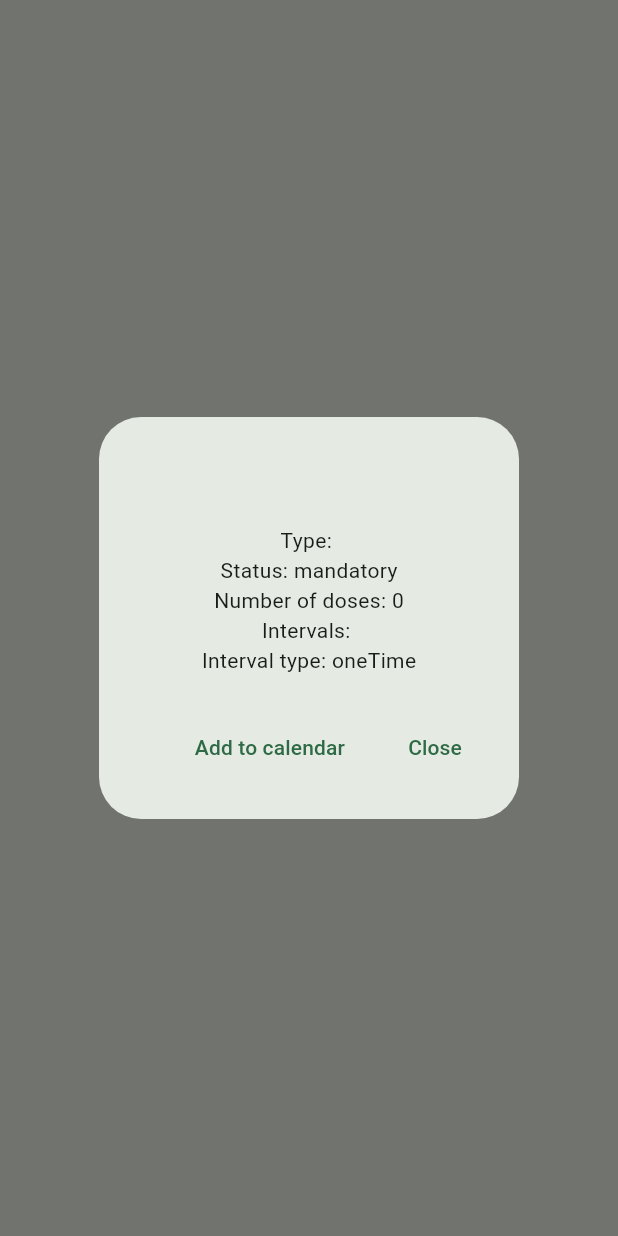
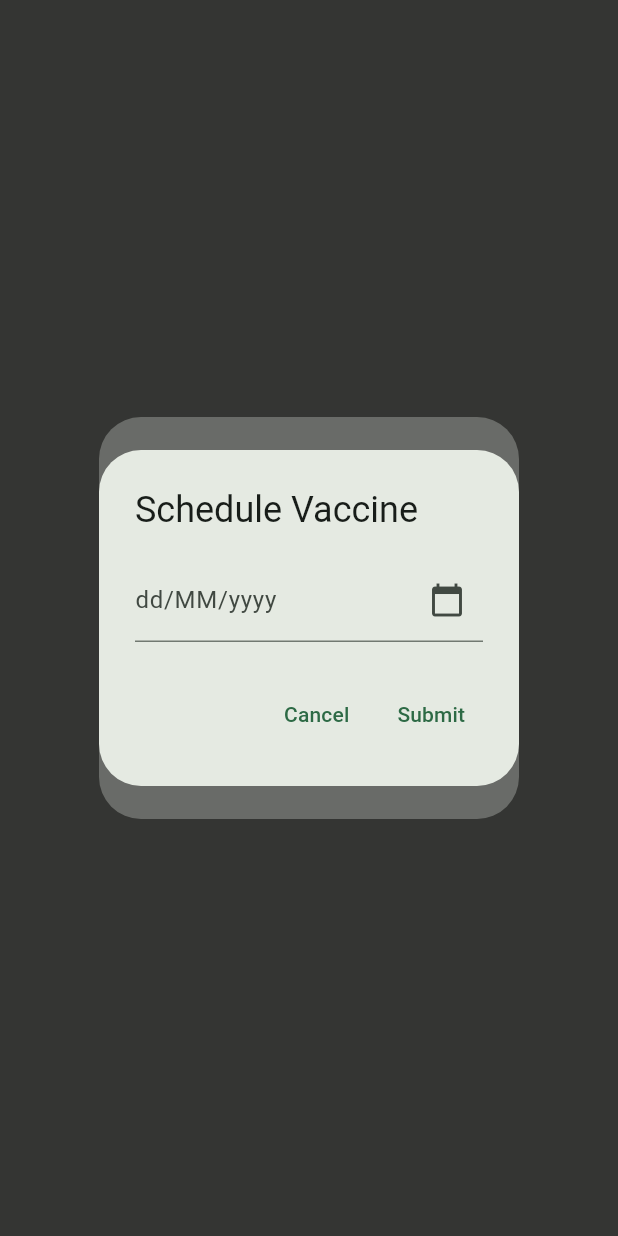
Before and after one commit to IgnacyBerent/Flutter-Vaccination_Managment_App, a Flutter app: what vaccineDetails() shows on an empty page, opened directly with empty values, after a tap on "Add to calendar", on a phone screen of 412 x 824 dp. Run offline on Flutter 3.47's test engine with Material 3 defaults, Android fonts, the phone set to English and light mode, and no system bars; our stand-ins replace flutter_secure_storage, google_fonts; missing offline and left inert: jaguar_jwt; accounts and stored records are empty; network calls fail.

Commit message:
Adding vaccines for user

```diff
--- a/lib/models/vaccine.dart
+++ b/lib/models/vaccine.dart
@@ -27,7 +27,7 @@ class Vaccine {
       id: json['id'],
       name: json['name'],
       type: json['type'],
-      obligation: obligationMap[json['status']] as VaccineObligation,
+      obligation: obligationMap[json['obligation']] as VaccineObligation,
       numberOfDoses: json['quantity_of_doses'],
       intervals: json['interval'] == "NL"
           ? null
--- /dev/null
+++ b/lib/views/vaccines/add_vaccine_popup.dart
@@ -0,0 +1,58 @@
+import 'package:flutter/material.dart';
+import 'package:intl/intl.dart';
+import 'package:vaccination_managment_app/api/database_api.dart';
+
+void addVaccinePopup(BuildContext context, int id) {
+  final db = DatabaseApi();
+  final TextEditingController controller = TextEditingController();
+  showDialog(
+    context: context,
+    builder: (BuildContext context) {
+      return AlertDialog(
+        title: const Text('Schedule Vaccine'),
+        content: TextField(
+          controller: controller,
+          decoration: InputDecoration(
+            labelText: 'dd/MM/yyyy',
+            suffixIcon: IconButton(
+              icon: const Icon(Icons.calendar_today),
+              onPressed: () async {
+                final DateTime? pickedDate = await showDatePicker(
+                  context: context,
+                  initialDate: DateTime.now(),
+                  firstDate: DateTime.now(),
+                  lastDate: DateTime.now().add(const Duration(days: 365)),
+                );
+                if (pickedDate != null) {
+                  controller.text = DateFormat('dd/MM/yyyy').format(pickedDate);
+                }
+              },
+            ),
+          ),
+        ),
+        actions: <Widget>[
+          TextButton(
+            child: const Text('Cancel'),
+            onPressed: () {
+              Navigator.of(context).pop();
+            },
+          ),
+          TextButton(
+            child: const Text('Submit'),
+            onPressed: () {
+              final inputDate = DateFormat('yyyy-MM-dd').format(
+                DateFormat('dd/MM/yyyy').parse(controller.text),
+              );
+              db.addVaccineRecord(id, inputDate);
+              Navigator.of(context).pop();
+              Navigator.of(context).pop();
+              ScaffoldMessenger.of(context).showSnackBar(
+                const SnackBar(content: Text('Vaccine added successfully!')),
+              );
+            },
+          ),
+        ],
+      );
+    },
+  );
+}
--- a/lib/views/vaccines/vaccine_details.dart
+++ b/lib/views/vaccines/vaccine_details.dart
@@ -1,5 +1,6 @@
 import 'package:flutter/material.dart';
 import 'package:vaccination_managment_app/models/vaccine.dart';
+import 'package:vaccination_managment_app/views/vaccines/add_vaccine_popup.dart';
 
 void vaccineDetails(BuildContext context, Vaccine vaccine) async {
   return showDialog(
@@ -22,11 +23,11 @@ void vaccineDetails(BuildContext context, Vaccine vaccine) async {
         actions: [
           TextButton(
             onPressed: () {
-              // add to calendar
+              addVaccinePopup(context, vaccine.id);
             },
             child: const Text('Add to calendar'),
           ),
-          const Spacer(),
+          const SizedBox(width: 20),
           TextButton(
             onPressed: () {
               Navigator.of(context).pop();
```
Also changed, not shown: lib/api/database_api.dart (+51 -0 lines).
